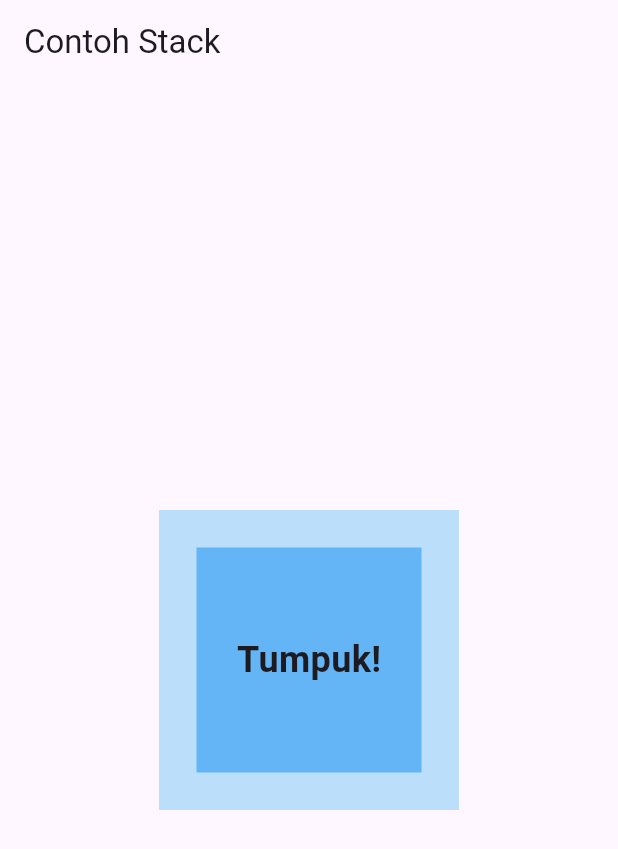
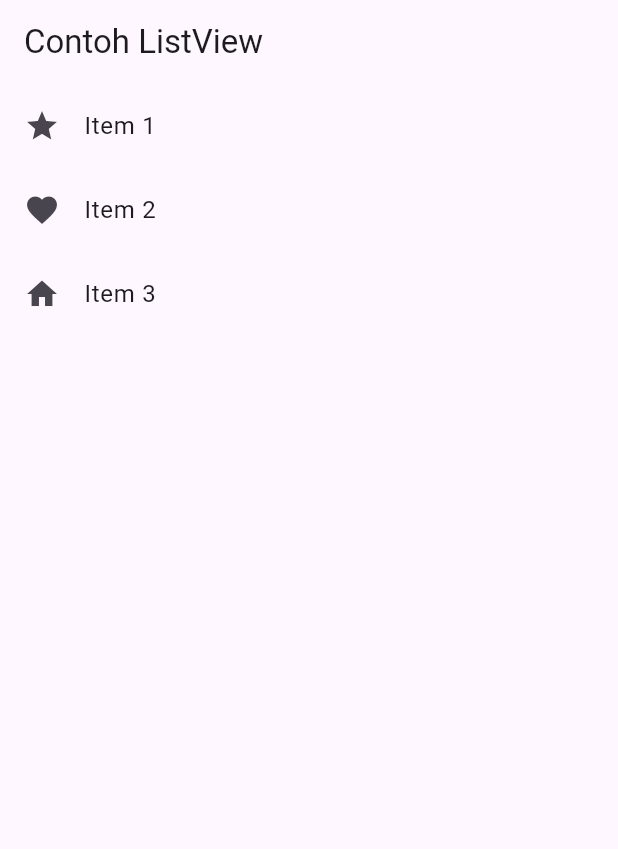
Before and after one commit to dzulfikar05/pmr-mob-dart, a Flutter app: the screen it shows after launch, on a phone screen of 412 x 824 dp. Shown: the top 849 px of the screen. Run offline on Flutter 3.47's test engine with Material 3 defaults, Android fonts, the phone set to English and light mode, and no system bars.

Commit message:
contoh multi child list view

```diff
--- a/pertemuan7/pertemuan_tujuh/lib/main.dart
+++ b/pertemuan7/pertemuan_tujuh/lib/main.dart
@@ -1,37 +1,23 @@
 import 'package:flutter/material.dart';
 
 void main() {
-  runApp(StackExample());
+  runApp(ListViewExample());
 }
 
-class StackExample extends StatelessWidget {
-  const StackExample({super.key});
+class ListViewExample extends StatelessWidget {
+  const ListViewExample({super.key});
 
   @override
   Widget build(BuildContext context) {
     return MaterialApp(
       home: Scaffold(
-        appBar: AppBar(title: Text('Contoh Stack')),
-        body: Center(
-          child: Stack(
-            alignment: Alignment.center,
-            children: [
-              Container(
-                width: 200,
-                height: 200,
-                color: Colors.blue[100],
-              ),
-              Container(
-                width: 150,
-                height: 150,
-                color: Colors.blue[300],
-              ),
-              Text(
-                'Tumpuk!',
-                style: TextStyle(fontSize: 24, fontWeight: FontWeight.bold),
-              ),
-            ],
-          ),
+        appBar: AppBar(title: Text('Contoh ListView')),
+        body: ListView(
+          children: [
+            ListTile(title: Text('Item 1'), leading: Icon(Icons.star)),
+            ListTile(title: Text('Item 2'), leading: Icon(Icons.favorite)),
+            ListTile(title: Text('Item 3'), leading: Icon(Icons.home)),
+          ],
         ),
       ),
     );
```
